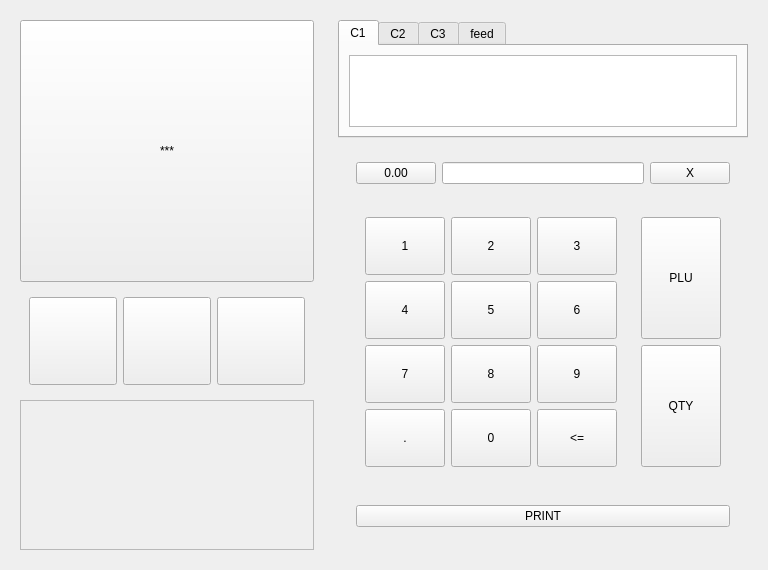
Before: the Qt Designer form common_support/ui/UI.ui in fazalfzl/choice, drawn with Qt 5.
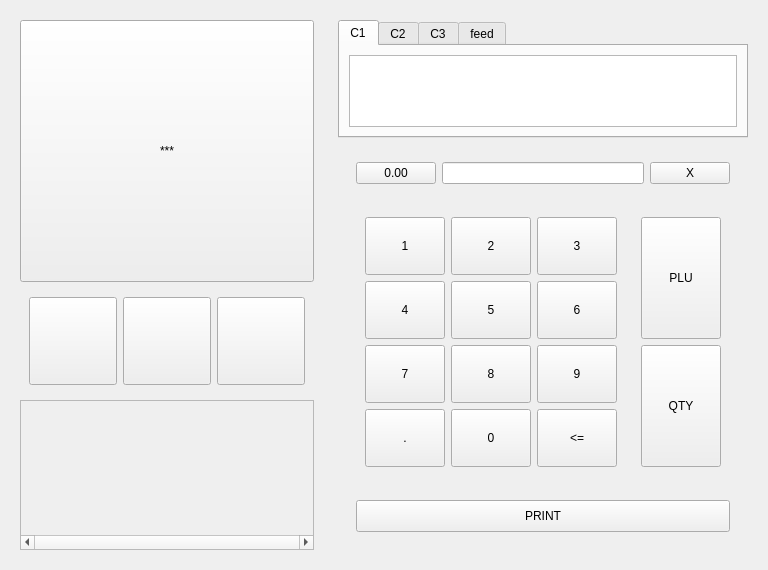
After: the same form once the commit is applied.

The edit to the form file:
```diff
--- a/common_support/ui/UI.ui
+++ b/common_support/ui/UI.ui
@@ -6,7 +6,7 @@
    <rect>
     <x>0</x>
     <y>0</y>
-    <width>748</width>
+    <width>696</width>
     <height>552</height>
    </rect>
   </property>
@@ -101,18 +101,13 @@
         <property name="styleSheet">
          <string notr="true"/>
         </property>
+        <property name="horizontalScrollBarPolicy">
+         <enum>Qt::ScrollBarAlwaysOn</enum>
+        </property>
         <property name="widgetResizable">
          <bool>true</bool>
         </property>
         <widget class="QWidget" name="SAWC_products">
-         <property name="geometry">
-          <rect>
-           <x>0</x>
-           <y>0</y>
-           <width>352</width>
-           <height>148</height>
-          </rect>
-         </property>
          <layout class="QHBoxLayout" name="horizontalLayout"/>
         </widget>
        </widget>
@@ -338,6 +333,12 @@
            <layout class="QGridLayout" name="gridLayout_12">
             <item row="0" column="0">
              <widget class="QPushButton" name="PB_print">
+              <property name="sizePolicy">
+               <sizepolicy hsizetype="Minimum" vsizetype="Minimum">
+                <horstretch>0</horstretch>
+                <verstretch>0</verstretch>
+               </sizepolicy>
+              </property>
               <property name="text">
                <string>PRINT</string>
               </property>
```
